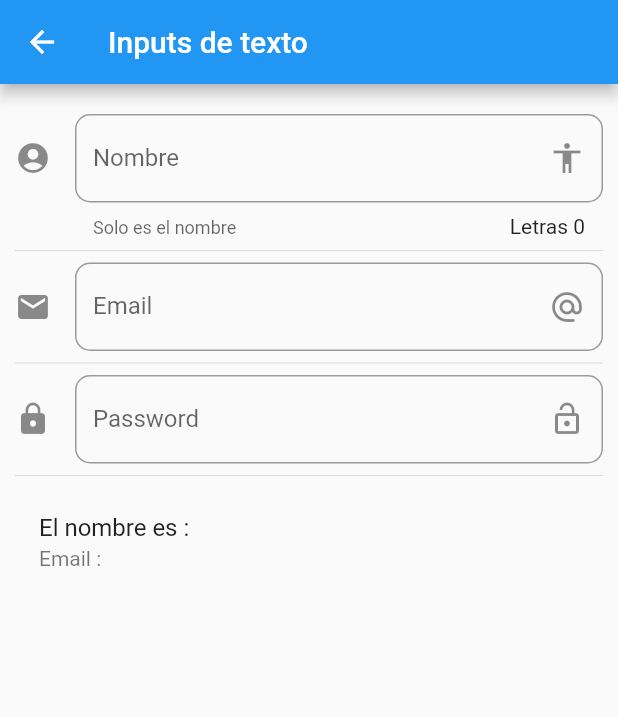
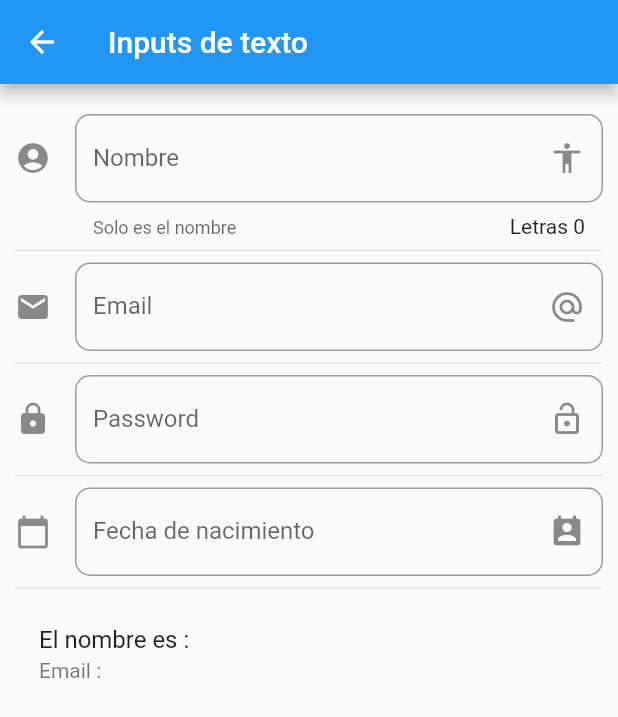
Before and after one commit to josue1dario2/App-demo, a Flutter app: the InputPage screen opened by its route, on a phone screen of 412 x 824 dp. Shown: the top 717 px of the screen. Run offline on Flutter 3.47's test engine with Material 2 defaults, Android fonts, the phone set to English and light mode, and no system bars; key blocks and very long unbroken strings in the code were emptied for the run.

Commit message:
create date picker

```diff
--- a/lib/src/pages/input_page.dart
+++ b/lib/src/pages/input_page.dart
@@ -15,6 +15,8 @@ class _InputPageState extends State<InputPage>{
   String _nombre = "";
   String _email = "";
   String _password = "";
+  String _fecha = "";
+  TextEditingController _inputDate = new TextEditingController();
 
   @override
   Widget build(BuildContext context) {
@@ -31,6 +33,8 @@ class _InputPageState extends State<InputPage>{
           _crearEmail(),
           const Divider(),
           _crearPassword(),
+          const Divider(),
+          _crearFecha(context),
           const Divider(),
           _crearPersona(),
         ],
@@ -113,4 +117,44 @@ class _InputPageState extends State<InputPage>{
       },
     );
   }
+
+  Widget _crearFecha(BuildContext context){
+
+    return TextField(
+      enableInteractiveSelection: false,
+      controller: _inputDate,
+      decoration: InputDecoration(
+        border: OutlineInputBorder(
+            borderRadius: BorderRadius.circular(10.0)
+        ),
+        hintText: 'Fecha de nacimiento',
+        labelText: 'Fecha de nacimiento',
+        suffixIcon: const Icon(Icons.perm_contact_calendar),
+        icon: const Icon(Icons.calendar_today),
+
+      ),
+      onTap: (){
+        FocusScope.of(context).requestFocus(FocusNode());
+        _selectorDate(context);
+      },
+    );
+
+  }
+
+  _selectorDate(BuildContext context) async{
+
+    DateTime? picked = await showDatePicker(
+        context: context,
+        initialDate: DateTime.now(),
+        firstDate: DateTime(2021),
+        lastDate: DateTime(2025),
+    );
+
+    if(picked != null){
+      setState(() {
+        _fecha = picked.toString();
+        _inputDate.text = _fecha;
+      });
+    }
+  }
 }
```
